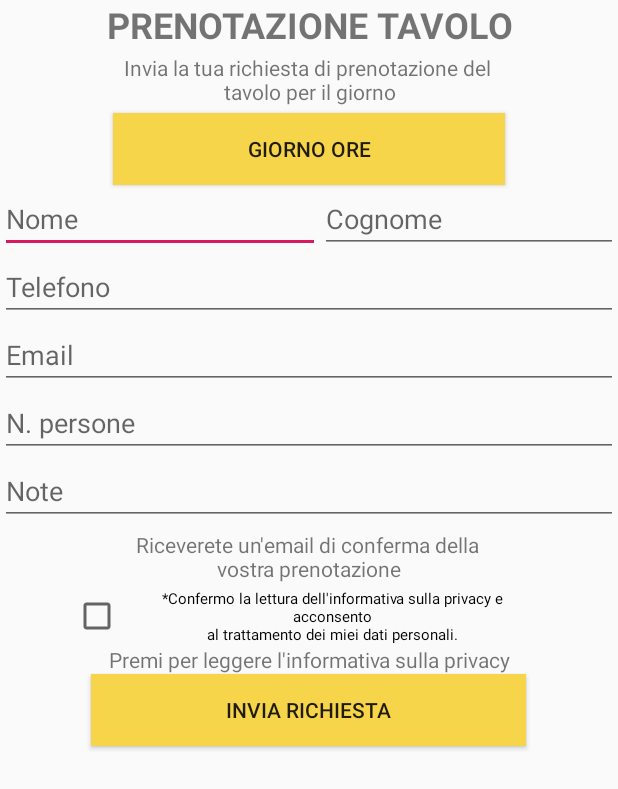
After one commit to ValerioLy/GinzoApp, an Android app: the CompilaPrenotazione screen opened directly, with no data from a screen before it, on a phone screen of 412 x 824 dp. The commit adds this screen. Shown: the top 789 px of the screen. Run offline under Robolectric (Android 15) with nearby library versions, the phone set to English and light mode, and no system bars.

Commit message:
grafica compilazione prenotazione

```diff
--- a/app/src/main/AndroidManifest.xml
+++ b/app/src/main/AndroidManifest.xml
@@ -12,7 +12,8 @@
         android:roundIcon="@mipmap/ic_launcher_round"
         android:supportsRtl="true"
         android:theme="@style/AppTheme">
-        <activity android:name=".OreTavolo"></activity>
+        <activity android:name=".CompilaPrenotazione"></activity>
+        <activity android:name=".OreTavolo" />
         <activity android:name=".LoginActivity" />
         <activity android:name=".RegisterActivity" />
         <activity android:name=".profileActivity" />
--- /dev/null
+++ b/app/src/main/java/com/stockato/ginzo/CompilaPrenotazione.java
@@ -0,0 +1,28 @@
+package com.stockato.ginzo;
+
+import android.support.v7.app.AppCompatActivity;
+import android.os.Bundle;
+import android.widget.Button;
+import android.widget.CheckBox;
+import android.widget.TextView;
+
+public class CompilaPrenotazione extends AppCompatActivity {
+    TextView txtCompila, txtRic;
+    Button btnGiorno, btnSubmit;
+    CheckBox checkBox;
+
+    @Override
+    protected void onCreate(Bundle savedInstanceState) {
+        super.onCreate(savedInstanceState);
+        setContentView(R.layout.activity_compila_prenotazione);
+        getSupportActionBar().hide();
+        txtCompila = findViewById(R.id.txtCompila);
+        txtCompila.setText("Invia la tua richiesta di prenotazione del " + "\n" +"tavolo per il giorno");
+        btnGiorno = findViewById(R.id.btnGiorno);
+        txtRic = findViewById(R.id.txtRic);
+        txtRic.setText("Riceverete un'email di conferma della "+ "\n" + "vostra prenotazione");
+        checkBox = findViewById(R.id.checkBox);
+        checkBox.setText("*Confermo la lettura dell'informativa sulla privacy e acconsento" + "\n" +"al trattamento dei miei dati personali.");
+        btnSubmit = findViewById(R.id.btnSubmit);
+    }
+}
--- a/app/src/main/java/com/stockato/ginzo/OreAdapter.java
+++ b/app/src/main/java/com/stockato/ginzo/OreAdapter.java
@@ -11,6 +11,7 @@ import java.util.ArrayList;
 
 public class OreAdapter extends ArrayAdapter {
     ArrayList<Object> list;
+
 
     public OreAdapter(Context context, int resource, ArrayList<Object> objects) {
         super(context, resource, objects);
--- a/app/src/main/java/com/stockato/ginzo/OreTavolo.java
+++ b/app/src/main/java/com/stockato/ginzo/OreTavolo.java
@@ -1,7 +1,10 @@
 package com.stockato.ginzo;
 
+import android.content.Intent;
 import android.support.v7.app.AppCompatActivity;
 import android.os.Bundle;
+import android.view.View;
+import android.widget.AdapterView;
 import android.widget.ArrayAdapter;
 import android.widget.ListView;
 
@@ -34,5 +37,13 @@ public class OreTavolo extends AppCompatActivity {
 
         OreAdapter oreAdapter = new OreAdapter(this, R.layout.ore, ore );
         listore.setAdapter(oreAdapter);
+
+        listore.setOnItemClickListener(new AdapterView.OnItemClickListener() {
+            @Override
+            public void onItemClick(AdapterView<?> adapterView, View view, int i, long l) {
+                Intent intent = new Intent(OreTavolo.this, CompilaPrenotazione.class);
+                startActivity(intent);
+            }
+        });
     }
 }
--- /dev/null
+++ b/app/src/main/res/layout/activity_compila_prenotazione.xml
@@ -0,0 +1,128 @@
+<?xml version="1.0" encoding="utf-8"?>
+<LinearLayout xmlns:android="http://schemas.android.com/apk/res/android"
+    xmlns:app="http://schemas.android.com/apk/res-auto"
+    xmlns:tools="http://schemas.android.com/tools"
+    android:layout_width="match_parent"
+    android:layout_height="match_parent"
+    android:orientation="vertical"
+    tools:context=".OreTavolo">
+
+    <TextView
+        android:id="@+id/textView11"
+        android:layout_width="match_parent"
+        android:layout_height="35dp"
+        android:text="PRENOTAZIONE TAVOLO"
+        android:textAlignment="center"
+        android:textSize="24sp"
+        android:textStyle="bold"
+        tools:layout_editor_absoluteX="175dp"
+        tools:layout_editor_absoluteY="99dp" />
+
+    <TextView
+        android:id="@+id/txtCompila"
+        android:layout_width="match_parent"
+        android:layout_height="40dp"
+        android:textAlignment="center" />
+
+    <Button
+        android:id="@+id/btnGiorno"
+        android:layout_width="261dp"
+        android:layout_height="wrap_content"
+        android:layout_gravity="center"
+        android:background="@color/colorYellow"
+        android:clickable="false"
+        android:text="Giorno ore" />
+
+    <LinearLayout
+        android:layout_width="match_parent"
+        android:layout_height="wrap_content"
+        android:orientation="horizontal">
+
+        <EditText
+            android:id="@+id/editNome"
+            android:layout_width="wrap_content"
+            android:layout_height="wrap_content"
+            android:ems="10"
+            android:hint="Nome"
+            android:inputType="textPersonName" />
+
+        <EditText
+            android:id="@+id/editCognome"
+            android:layout_width="wrap_content"
+            android:layout_height="wrap_content"
+            android:layout_weight="1"
+            android:ems="10"
+            android:hint="Cognome"
+            android:inputType="textPersonName" />
+    </LinearLayout>
+
+    <EditText
+        android:id="@+id/editTelefono"
+        android:layout_width="match_parent"
+        android:layout_height="wrap_content"
+        android:layout_gravity="center"
+        android:ems="10"
+        android:hint="Telefono"
+        android:inputType="textPersonName" />
+
+    <EditText
+        android:id="@+id/editEmail"
+        android:layout_width="match_parent"
+        android:layout_height="wrap_content"
+        android:layout_gravity="center"
+        android:ems="10"
+        android:hint="Email"
+        android:inputType="textPersonName" />
+
+    <EditText
+        android:id="@+id/editPersone"
+        android:layout_width="match_parent"
+        android:layout_height="wrap_content"
+        android:layout_gravity="center"
+        android:ems="10"
+        android:hint="N. persone"
+        android:inputType="textPersonName" />
+
+    <EditText
+        android:id="@+id/editNote"
+        android:layout_width="match_parent"
+        android:layout_height="wrap_content"
+        android:layout_gravity="center"
+        android:ems="10"
+        android:hint="Note"
+        android:inputType="textPersonName" />
+
+    <TextView
+        android:id="@+id/txtRic"
+        android:layout_width="421dp"
+        android:layout_height="42dp"
+        android:layout_gravity="center"
+        android:gravity="center"
+        android:text="text" />
+
+    <CheckBox
+        android:id="@+id/checkBox"
+        android:layout_width="314dp"
+        android:layout_height="wrap_content"
+        android:layout_gravity="center"
+        android:gravity="center"
+        android:text="CheckBox"
+        android:textSize="10sp" />
+
+    <TextView
+        android:id="@+id/textView15"
+        android:layout_width="match_parent"
+        android:layout_height="wrap_content"
+        android:text="Premi per leggere l'informativa sulla privacy"
+        android:textAlignment="center" />
+
+    <Button
+        android:id="@+id/btnSubmit"
+        android:layout_width="290dp"
+        android:layout_height="wrap_content"
+        android:layout_gravity="center"
+        android:background="@color/colorYellow"
+        android:text="INVIA RICHIESTA"
+        android:textAlignment="center" />
+
+</LinearLayout>
```
